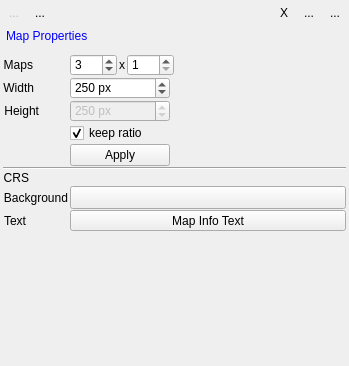
Before: the Qt Designer form eotimeseriesviewer/ui/mapviewdock.ui in jakimowb/eo-time-series-viewer, drawn with Qt 5.
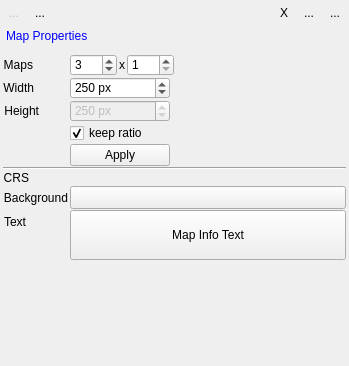
After: the same form once the commit is applied. Icons and pictures are not drawn. Custom widgets are drawn as their Qt base class.

Commit message: MapCanvas renders info text with antialias

Diff of the .ui file:
```diff
--- a/eotimeseriesviewer/ui/mapviewdock.ui
+++ b/eotimeseriesviewer/ui/mapviewdock.ui
@@ -172,7 +172,7 @@
          <x>0</x>
          <y>0</y>
          <width>345</width>
-         <height>284</height>
+         <height>278</height>
         </rect>
        </property>
        <property name="minimumSize">
@@ -603,6 +603,12 @@
             <verstretch>0</verstretch>
            </sizepolicy>
           </property>
+          <property name="minimumSize">
+           <size>
+            <width>0</width>
+            <height>50</height>
+           </size>
+          </property>
           <property name="maximumSize">
            <size>
             <width>16777215</width>
@@ -615,10 +621,7 @@
           <property name="text">
            <string>Map Info Text</string>
           </property>
-          <property name="mode">
-           <enum>QgsFontButton::ModeTextRenderer</enum>
-          </property>
-          <property name="dialogTitle">
+          <property name="dialogTitle" stdset="0">
            <string>Map Info Text Format</string>
           </property>
          </widget>
```
Left out of the diff: 8 changed lines with no effect on the pictures. The commit also changes 1 other file.
